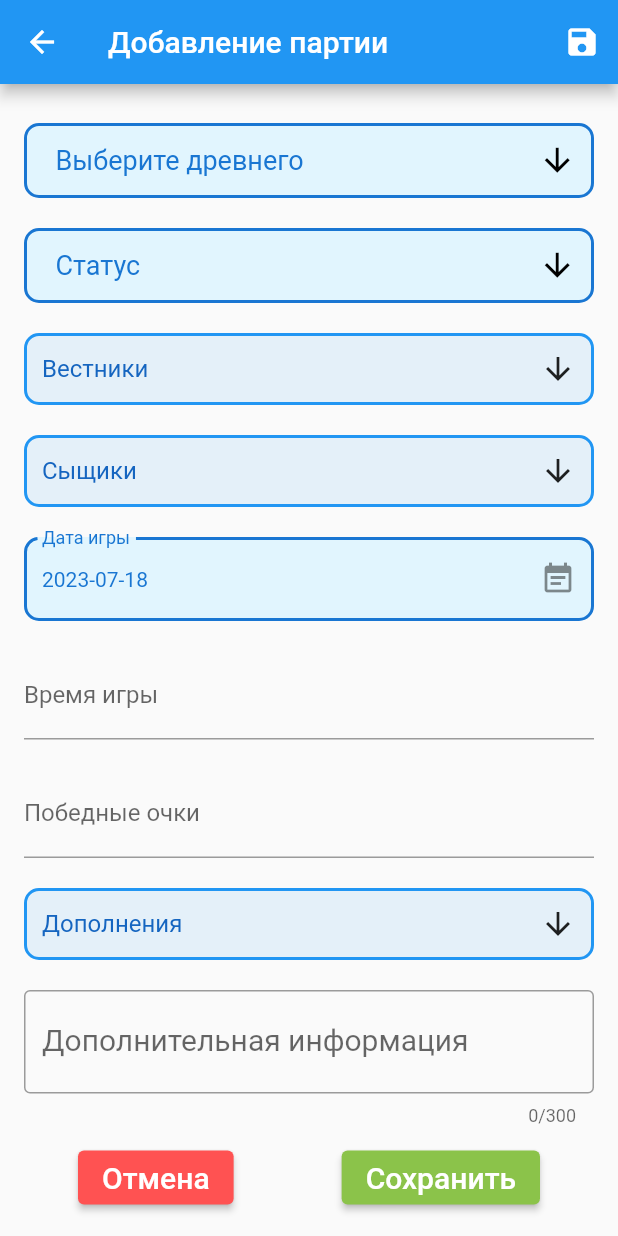
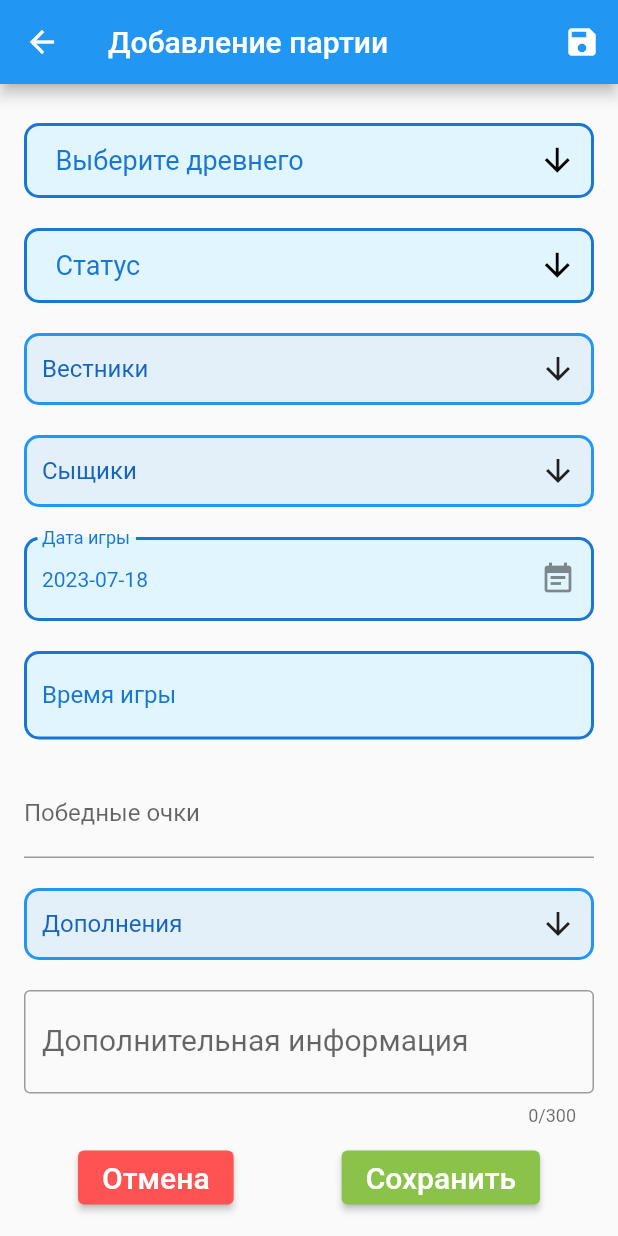
Before and after one commit to amatskevich/arkham_horror_statistic, a Flutter app: the NewGameScreen screen opened by its route, after a tap on "Сохранить", on a phone screen of 412 x 824 dp. Run offline on Flutter 3.47's test engine with Material 2 defaults, Android fonts, the phone set to English and light mode, and no system bars; drawn by our look-alikes of date_field, dropdown_button2, flutter_form_builder, multi_select_flutter; our stand-ins replace form_builder_validators, objectbox; generated files the repository leaves out were written again.

Commit message:
duration input

```diff
--- a/lib/game_screen/duration_input_widget.dart
+++ b/lib/game_screen/duration_input_widget.dart
@@ -1,7 +1,8 @@
 import 'package:flutter/material.dart';
 import 'package:flutter/services.dart';
-import 'package:flutter_form_builder/flutter_form_builder.dart';
-import 'package:form_builder_validators/form_builder_validators.dart';
+import 'package:provider/provider.dart';
+
+import '../models/new_game_data.dart';
 
 class DurationInput extends StatefulWidget {
   const DurationInput({Key? key}) : super(key: key);
@@ -13,16 +14,31 @@ class DurationInput extends StatefulWidget {
 class _DurationInputState extends State<DurationInput> {
   @override
   Widget build(BuildContext context) {
+    final newDataProvider = Provider.of<NewGameData>(context, listen: false);
     return Padding(
       padding: const EdgeInsets.symmetric(vertical: 10.0),
-      child: FormBuilderTextField(
-        name: 'duration',
-        decoration: const InputDecoration(
+      child: TextField(
+        decoration: InputDecoration(
           labelText: 'Время игры',
+          floatingLabelStyle: TextStyle(color: Colors.blue.shade700),
+          labelStyle: TextStyle(color: Colors.blue.shade700),
+          filled: true,
+          fillColor: Colors.lightBlue[50],
+          border: OutlineInputBorder(
+            borderRadius: BorderRadius.circular(10),
+            borderSide: BorderSide(color: Colors.blue.shade700, width: 2),
+          ),
+          enabledBorder: OutlineInputBorder(
+            borderRadius: BorderRadius.circular(10),
+            borderSide: BorderSide(color: Colors.blue.shade700, width: 2),
+          ),
         ),
+        style: TextStyle(color: Colors.blue.shade700),
         keyboardType: TextInputType.number,
-        validator: FormBuilderValidators.numeric(),
         inputFormatters: [FilteringTextInputFormatter.digitsOnly],
+        onSubmitted: (String value) {
+          newDataProvider.updateDuration(int.tryParse(value)!);
+        },
       ),
     );
   }
--- a/lib/game_screen/new_game_screen.dart
+++ b/lib/game_screen/new_game_screen.dart
@@ -51,7 +51,7 @@ class _NewGameScreenState extends State<NewGameScreen> {
       game.scoring = formData['score'];
       game.description = formData['description'];
       game.extensions.addAll(newDataProvider.extensions);
-      game.duration = int.tryParse(formData['duration']);
+      game.duration = newDataProvider.duration;
       debugPrint(game.toString());
       Provider.of<GameProvider>(context, listen: false).addGame(game);
       Navigator.pop(context);
```
